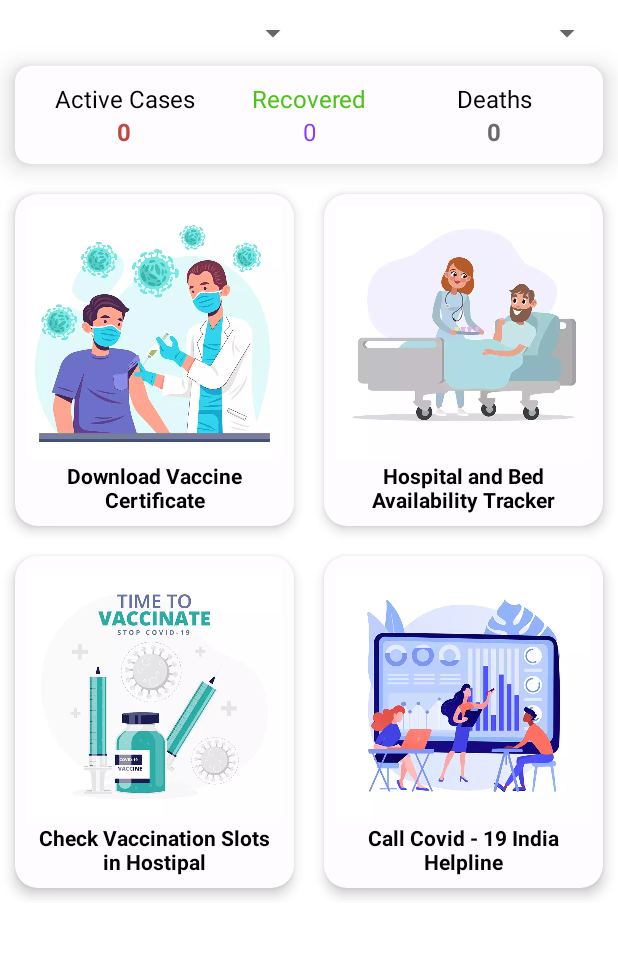
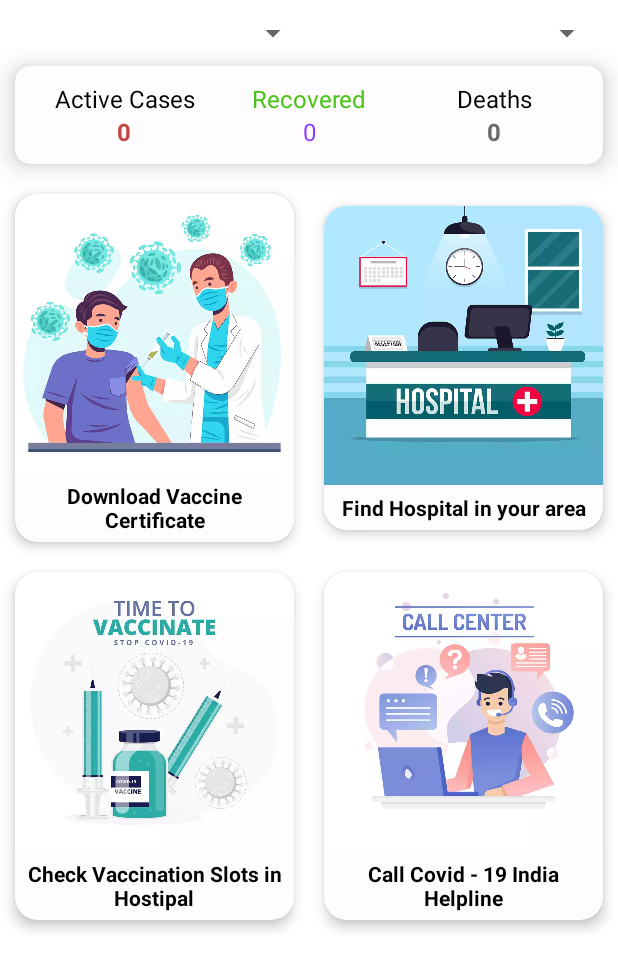
Before and after one commit to beyonity/CovidCertificate, an Android app: the fragment HomeFragment shown on its own in the app's theme, on a phone screen of 412 x 824 dp. Shown: the top 970 px of the screen. Run offline under Robolectric (Android 15) with nearby library versions, the phone set to English and light mode, and no system bars; our stand-ins replace AdMob; libraries missing offline, so code that uses them is left out: com.androidnetworking, com.androidnetworking.error, com.androidnetworking.interfaces; Roboto replaces fonts that are not available here; 2 statements that could not run were skipped.

Commit message:
home page change

```diff
--- a/app/src/main/res/layout/fragment_home.xml
+++ b/app/src/main/res/layout/fragment_home.xml
@@ -167,16 +167,15 @@
             android:orientation="horizontal">
 
             <com.google.android.material.card.MaterialCardView
+                android:id="@+id/downloadcard"
                 android:layout_width="match_parent"
                 android:layout_height="wrap_content"
                 android:layout_margin="10dp"
                 android:layout_weight="1"
                 android:paddingTop="25dp"
-                android:id="@+id/downloadcard"
                 app:cardBackgroundColor="@color/Milk_White"
                 app:cardCornerRadius="15dp"
-                app:cardElevation="5dp"
-                app:contentPadding="8dp">
+                app:cardElevation="5dp">
 
                 <LinearLayout
                     android:layout_width="match_parent"
@@ -196,8 +195,7 @@
                         android:layout_height="match_parent"
                         android:fontFamily="@font/capriola"
                         android:gravity="center"
-                        android:paddingLeft="5dp"
-                        android:paddingRight="5dp"
+                        android:padding="5dp"
                         android:text="Download Vaccine Certificate"
                         android:textAlignment="center"
                         android:textColor="@color/Black"
@@ -207,16 +205,15 @@
             </com.google.android.material.card.MaterialCardView>
 
             <com.google.android.material.card.MaterialCardView
+                android:id="@+id/bedcard"
                 android:layout_width="match_parent"
                 android:layout_height="wrap_content"
                 android:layout_margin="10dp"
                 android:layout_weight="1"
                 android:paddingTop="25dp"
-                android:id="@+id/bedcard"
                 app:cardBackgroundColor="@color/Milk_White"
                 app:cardCornerRadius="15dp"
-                app:cardElevation="5dp"
-                app:contentPadding="8dp">
+                app:cardElevation="5dp">
 
                 <LinearLayout
                     android:layout_width="match_parent"
@@ -227,16 +224,15 @@
                         android:layout_width="wrap_content"
                         android:layout_height="wrap_content"
                         android:adjustViewBounds="true"
-                        android:src="@drawable/beds" />
+                        android:src="@drawable/hospital" />
 
                     <TextView
                         android:layout_width="match_parent"
                         android:layout_height="match_parent"
                         android:fontFamily="@font/capriola"
                         android:gravity="center"
-                        android:paddingLeft="5dp"
-                        android:paddingRight="5dp"
-                        android:text="Hospital and Bed Availability Tracker"
+                        android:padding="5dp"
+                        android:text="Find Hospital in your area"
                         android:textAlignment="center"
                         android:textColor="@color/Black"
                         android:textStyle="bold" />
@@ -253,16 +249,15 @@
             android:orientation="horizontal">
 
             <com.google.android.material.card.MaterialCardView
+                android:id="@+id/vaccineslot"
                 android:layout_width="match_parent"
                 android:layout_height="wrap_content"
                 android:layout_margin="10dp"
                 android:layout_weight="1"
                 android:paddingTop="25dp"
-                android:id="@+id/vaccineslot"
                 app:cardBackgroundColor="@color/Milk_White"
                 app:cardCornerRadius="15dp"
-                app:cardElevation="5dp"
-                app:contentPadding="8dp">
+                app:cardElevation="5dp">
 
                 <LinearLayout
                     android:layout_width="match_parent"
@@ -280,8 +275,7 @@
                         android:layout_height="match_parent"
                         android:fontFamily="@font/capriola"
                         android:gravity="center"
-                        android:paddingLeft="5dp"
-                        android:paddingRight="5dp"
+                        android:padding="5dp"
                         android:text="Check Vaccination Slots in Hostipal"
                         android:textAlignment="center"
                         android:textColor="@color/Black"
@@ -291,16 +285,15 @@
             </com.google.android.material.card.MaterialCardView>
 
             <com.google.android.material.card.MaterialCardView
+                android:id="@+id/helpline"
                 android:layout_width="match_parent"
                 android:layout_height="wrap_content"
                 android:layout_margin="10dp"
                 android:layout_weight="1"
-                android:id="@+id/helpline"
                 android:paddingTop="25dp"
                 app:cardBackgroundColor="@color/Milk_White"
                 app:cardCornerRadius="15dp"
-                app:cardElevation="5dp"
-                app:contentPadding="8dp">
+                app:cardElevation="5dp">
 
                 <LinearLayout
                     android:layout_width="match_parent"
@@ -311,19 +304,18 @@
                         android:layout_width="wrap_content"
                         android:layout_height="wrap_content"
                         android:adjustViewBounds="true"
-                        android:src="@drawable/stati" />
+                        android:src="@drawable/helpline" />
 
                     <TextView
                         android:layout_width="match_parent"
                         android:layout_height="match_parent"
                         android:fontFamily="@font/capriola"
                         android:gravity="center"
-                        android:paddingLeft="5dp"
-                        android:paddingRight="5dp"
                         android:text="Call Covid - 19 India Helpline"
                         android:textAlignment="center"
                         android:textColor="@color/Black"
-                        android:textStyle="bold" />
+                        android:textStyle="bold"
+                        android:padding="5dp" />
 
                 </LinearLayout>
 
```
